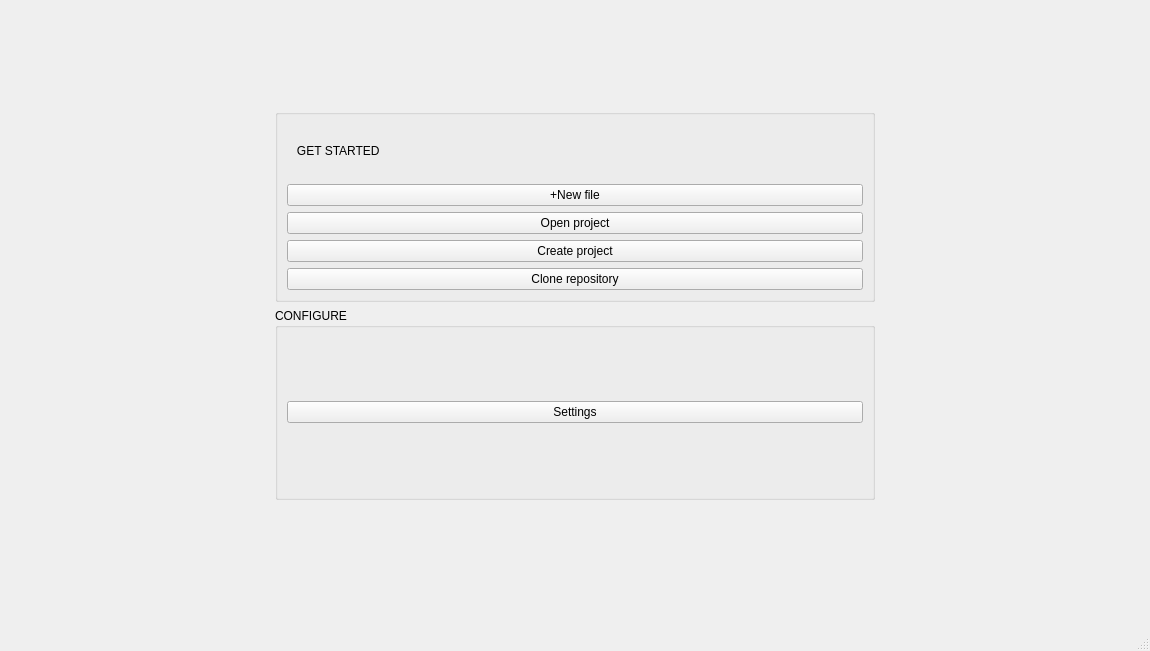
Above: mainwindow.ui from rocksteady591/TurboIDE before the change. Below: the same form after it.
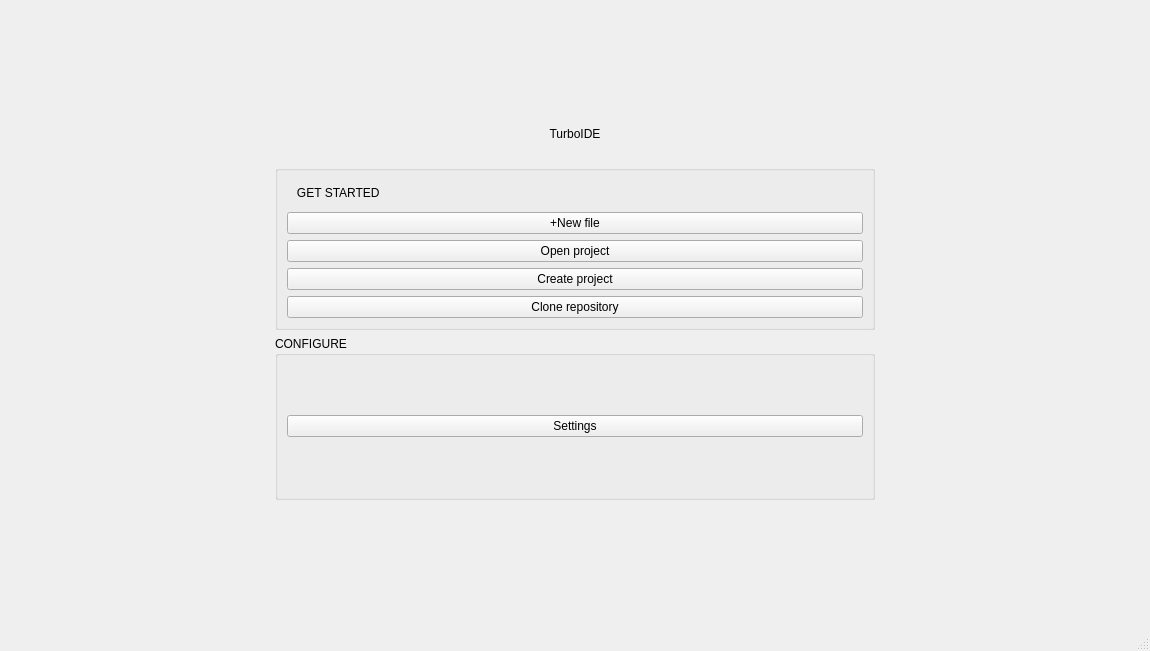
That is the form after the change. Icons and pictures are not drawn.

The edit to the form file:
```diff
--- a/mainwindow.ui
+++ b/mainwindow.ui
@@ -31,6 +31,28 @@
       </property>
      </spacer>
     </item>
+    <item>
+     <widget class="QLabel" name="label_2">
+      <property name="enabled">
+       <bool>true</bool>
+      </property>
+      <property name="maximumSize">
+       <size>
+        <width>16777215</width>
+        <height>50</height>
+       </size>
+      </property>
+      <property name="styleSheet">
+       <string notr="true">font: 300 25pt &quot;Cantarell&quot;;</string>
+      </property>
+      <property name="text">
+       <string>TurboIDE</string>
+      </property>
+      <property name="alignment">
+       <set>Qt::AlignmentFlag::AlignCenter</set>
+      </property>
+     </widget>
+    </item>
     <item>
      <layout class="QGridLayout" name="grid_center">
       <property name="topMargin">
```
